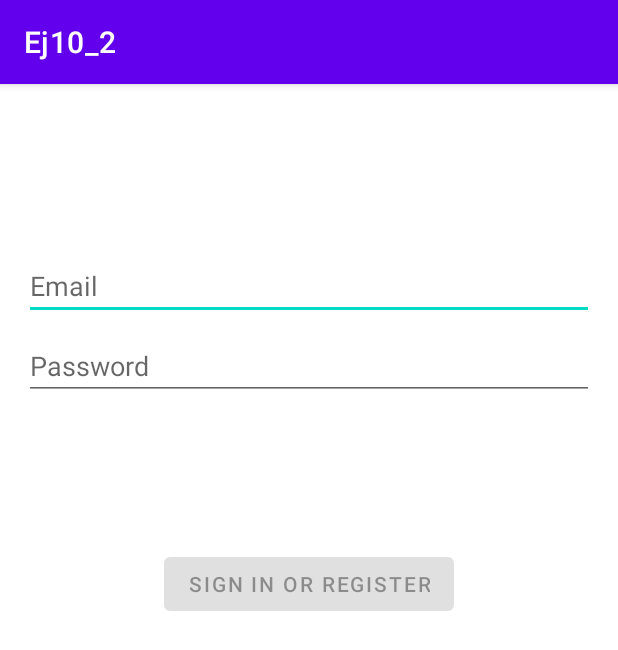
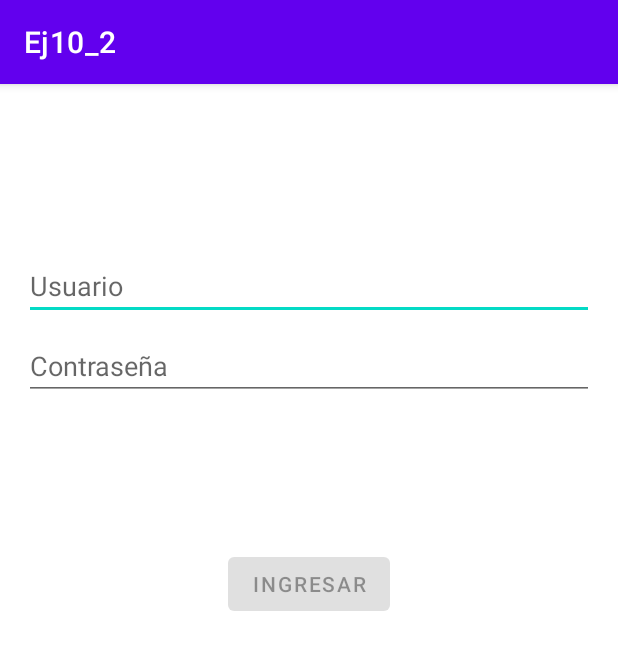
Before and after one commit to ValentinoBorgo/IesMap, an Android app: the LoginActivity screen opened directly, with no data from a screen before it, on a phone screen of 412 x 824 dp. Shown: the top 650 px of the screen. Run offline under Robolectric (Android 15) with nearby library versions, the phone set to English and light mode, and no system bars.

Commit message:
Segundo commit de la rama segact (traduce a español)

```diff
--- a/app/src/main/java/ies/tsds/ej10_2/data/LoginDataSource.java
+++ b/app/src/main/java/ies/tsds/ej10_2/data/LoginDataSource.java
@@ -16,7 +16,7 @@ public class LoginDataSource {
             LoggedInUser fakeUser =
                     new LoggedInUser(
                             java.util.UUID.randomUUID().toString(),
-                            "Jane Doe");
+                            "Mario Finos");
             return new Result.Success<>(fakeUser);
         } catch (Exception e) {
             return new Result.Error(new IOException("Error logging in", e));
--- a/app/src/main/java/ies/tsds/ej10_2/ui/login/LoginViewModel.java
+++ b/app/src/main/java/ies/tsds/ej10_2/ui/login/LoginViewModel.java
@@ -65,6 +65,6 @@ public class LoginViewModel extends ViewModel {
 
     // A placeholder password validation check
     private boolean isPasswordValid(String password) {
-        return password != null && password.trim().length() > 5;
+        return password != null && password.trim().length() > 2;
     }
 }
--- a/app/src/main/res/values/strings.xml
+++ b/app/src/main/res/values/strings.xml
@@ -3,12 +3,12 @@
     <string name="btUsuarioRegistrado">Usuario Registrado</string>
     <string name="btInvitado">Invitado</string>
     <string name="btSalir">Salir</string>
-    <string name="prompt_email">Email</string>
-    <string name="prompt_password">Password</string>
-    <string name="action_sign_in">Sign in or register</string>
+    <string name="prompt_email">Usuario</string>
+    <string name="prompt_password">Contraseña</string>
+    <string name="action_sign_in">Ingresar</string>
     <string name="action_sign_in_short">Sign in</string>
-    <string name="welcome">"Welcome !"</string>
-    <string name="invalid_username">Not a valid username</string>
-    <string name="invalid_password">Password must be >5 characters</string>
+    <string name="welcome">"¡Bienvenido! "</string>
+    <string name="invalid_username">El nombre de usuario no es válido</string>
+    <string name="invalid_password">La contraseña debe tener al menos 3 caracteres</string>
     <string name="login_failed">"Login failed"</string>
 </resources>
```
